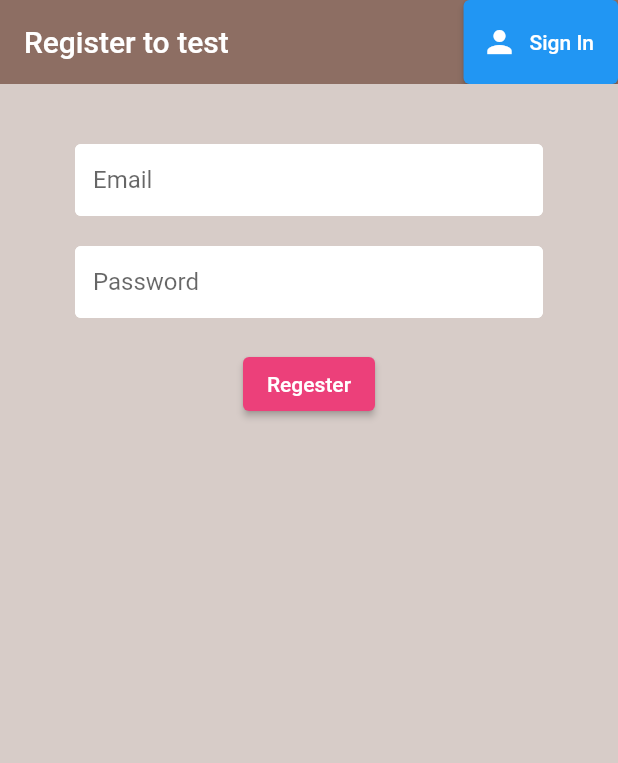
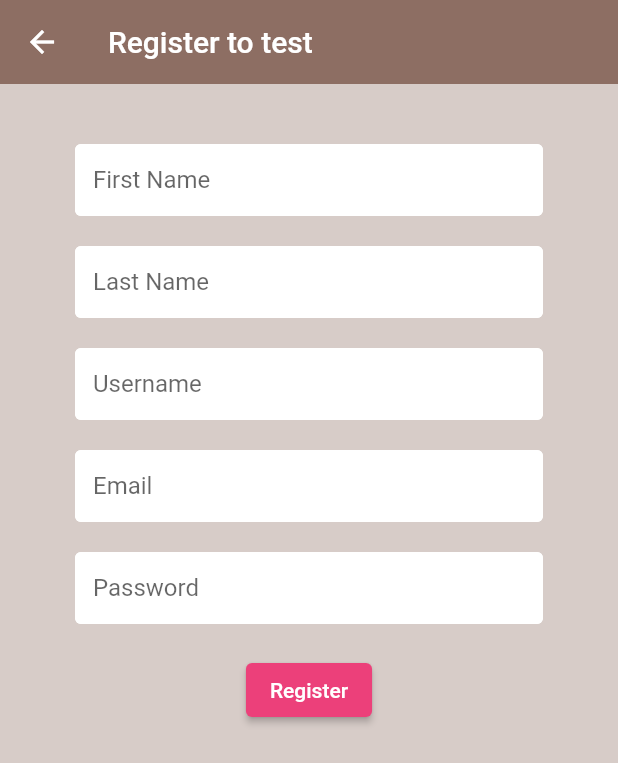
Before and after one commit to kaglet/kwiz_app, a Flutter app: the screen it shows after launch, after a tap on "Register", on a phone screen of 412 x 824 dp. Shown: the top 763 px of the screen. Run offline on Flutter 3.47's test engine with Material 2 defaults, Android fonts, the phone set to English and light mode, and no system bars; our stand-ins replace cloud_firestore, firebase_auth, firebase_core, flutter_spinkit; accounts and stored records are empty.

Commit message:
add start screen

```diff
--- a/lib/main.dart
+++ b/lib/main.dart
@@ -1,5 +1,6 @@
 import 'package:flutter/material.dart';
 import 'package:firebase_core/firebase_core.dart';
+import 'package:kwiz_v2/pages/authenticate/start_screen.dart';
 import 'package:kwiz_v2/pages/home.dart';
 import 'package:kwiz_v2/pages/wrapper.dart';
 import 'package:kwiz_v2/pages/profile.dart';
@@ -7,8 +8,6 @@ import 'firebase_options.dart';
 import 'package:provider/provider.dart';
 import 'package:kwiz_v2/models/user.dart';
 import 'package:kwiz_v2/services/auth.dart';
-
-
 
 Future<void> main() async {
   WidgetsFlutterBinding.ensureInitialized();
@@ -36,7 +35,7 @@ Future<void> main() async {
           titleLarge: TextStyle(color: Colors.white),
         ),
       ),
-    home: Wrapper(),
+      home: StartScreen(),
     ),
   ));
 }
--- a/lib/pages/authenticate/register.dart
+++ b/lib/pages/authenticate/register.dart
@@ -16,6 +16,9 @@ class _RegisterState extends State<Register> {
   final _formkey = GlobalKey<FormState>();
   final AuthService _auth = AuthService();
   bool loading = false;
+  String firstName = '';
+  String lastName = '';
+  String userName = '';
   String email = '';
   String password = '';
   String error = '';
@@ -30,19 +33,6 @@ class _RegisterState extends State<Register> {
               backgroundColor: Colors.brown[400],
               elevation: 0.0,
               title: Text('Register to test'),
-              actions: <Widget>[
-                ElevatedButton.icon(
-                  onPressed: () {
-                    widget.toggleView!();
-                  },
-                  icon: Icon(Icons.person),
-                  label: Text('Sign In'),
-                  style: ButtonStyle(
-                    backgroundColor:
-                        MaterialStateProperty.all(Colors.brown[350]),
-                  ),
-                )
-              ],
             ),
             body: Container(
                 padding: EdgeInsets.symmetric(vertical: 20.0, horizontal: 50.0),
@@ -50,6 +40,36 @@ class _RegisterState extends State<Register> {
                     key: _formkey,
                     child: Column(
                       children: <Widget>[
+                        SizedBox(height: 20.0),
+                        TextFormField(
+                          decoration: textInputDecoration.copyWith(
+                              hintText: 'First Name'),
+                          validator: (val) =>
+                              val!.isEmpty ? 'Enter a first name' : null,
+                          onChanged: (val) {
+                            firstName = val;
+                          },
+                        ),
+                        SizedBox(height: 20.0),
+                        TextFormField(
+                          decoration: textInputDecoration.copyWith(
+                              hintText: 'Last Name'),
+                          validator: (val) =>
+                              val!.isEmpty ? 'Enter a last name' : null,
+                          onChanged: (val) {
+                            lastName = val;
+                          },
+                        ),
+                        SizedBox(height: 20.0),
+                        TextFormField(
+                          decoration: textInputDecoration.copyWith(
+                              hintText: 'Username'),
+                          validator: (val) =>
+                              val!.isEmpty ? 'Enter a  Username' : null,
+                          onChanged: (val) {
+                            userName = val;
+                          },
+                        ),
                         SizedBox(height: 20.0),
                         TextFormField(
                           decoration:
@@ -75,7 +95,7 @@ class _RegisterState extends State<Register> {
                         SizedBox(height: 20.0),
                         ElevatedButton(
                           child: Text(
-                            'Regester',
+                            'Register',
                             style: TextStyle(color: Colors.white),
                           ),
                           onPressed: () async {
@@ -102,7 +122,7 @@ class _RegisterState extends State<Register> {
                         Text(
                           error,
                           style: TextStyle(color: Colors.red, fontSize: 14.0),
-                        )
+                        ),
                       ],
                     ))),
           );
--- a/lib/pages/authenticate/sign_in.dart
+++ b/lib/pages/authenticate/sign_in.dart
@@ -13,7 +13,6 @@ class SignIn extends StatefulWidget {
 }
 
 class _SignInState extends State<SignIn> {
-
   final AuthService _auth = AuthService();
   final _formkey = GlobalKey<FormState>();
   bool loading = false;
@@ -33,19 +32,6 @@ class _SignInState extends State<SignIn> {
               backgroundColor: Colors.brown[400],
               elevation: 0.0,
               title: Text('Sign into Kwiz'),
-              actions: <Widget>[
-                ElevatedButton.icon(
-                  onPressed: () {
-                    widget.toggleView!();
-                  },
-                  icon: Icon(Icons.person),
-                  label: Text('Register'),
-                  style: ButtonStyle(
-                    backgroundColor:
-                        MaterialStateProperty.all(Colors.brown[350]),
-                  ),
-                )
-              ],
             ),
             body: Container(
                 padding: EdgeInsets.symmetric(vertical: 20.0, horizontal: 50.0),
--- /dev/null
+++ b/lib/pages/authenticate/start_screen.dart
@@ -0,0 +1,55 @@
+import 'package:flutter/material.dart';
+import 'package:kwiz_v2/pages/authenticate/authenticate.dart';
+import 'package:kwiz_v2/pages/authenticate/register.dart';
+import 'package:kwiz_v2/pages/authenticate/sign_in.dart';
+
+class StartScreen extends StatelessWidget {
+  const StartScreen({Key? key}) : super(key: key);
+
+  @override
+  Widget build(BuildContext context) {
+    return Scaffold(
+      body: Center(
+        child: Column(
+          mainAxisAlignment: MainAxisAlignment.center,
+          children: [
+            const Text(
+              "KWIZ",
+              style: TextStyle(
+                  fontSize: 40,
+                  fontWeight: FontWeight.bold,
+                  color: Colors.black),
+            ),
+            ElevatedButton(
+              onPressed: () {
+                // navigate to the registration screen
+                Navigator.push(
+                  context,
+                  MaterialPageRoute(
+                      builder: (context) => Register(
+                            toggleView: null,
+                          )),
+                );
+              },
+              child: const Text('Register'),
+            ),
+            const SizedBox(height: 16),
+            ElevatedButton(
+              onPressed: () {
+                // navigate to the sign in screen
+                Navigator.push(
+                  context,
+                  MaterialPageRoute(
+                      builder: (context) => SignIn(
+                            toggleView: null,
+                          )),
+                );
+              },
+              child: const Text('Sign In'),
+            ),
+          ],
+        ),
+      ),
+    );
+  }
+}
```
Lines whose indentation alone changed are shown as unchanged.
